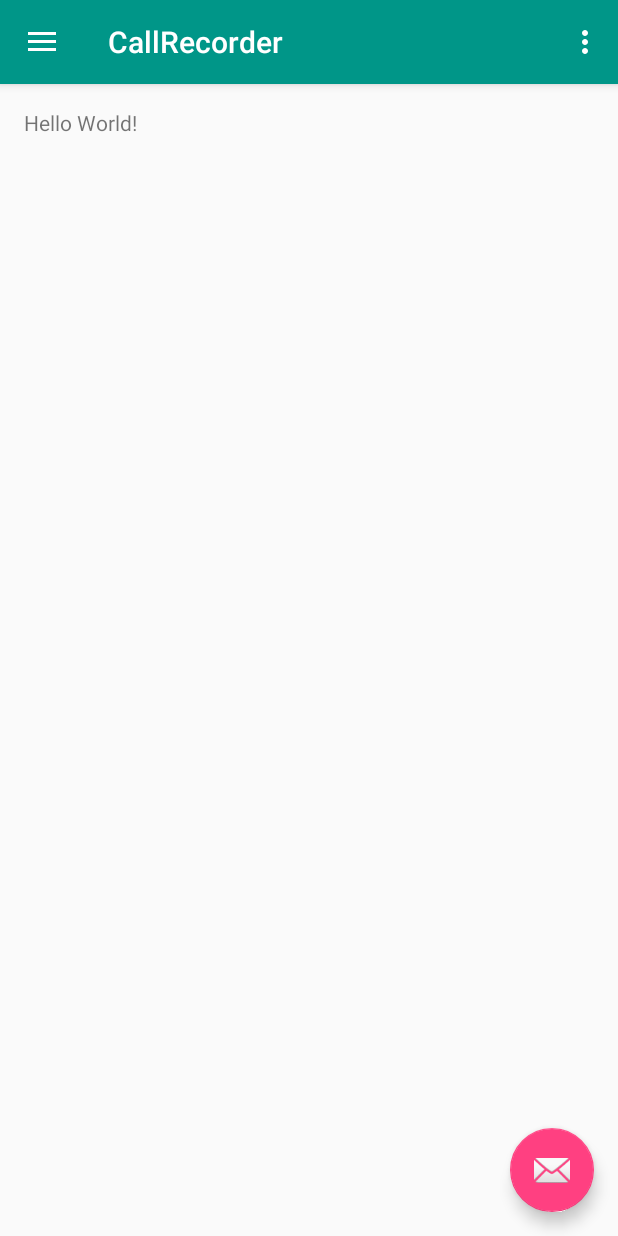
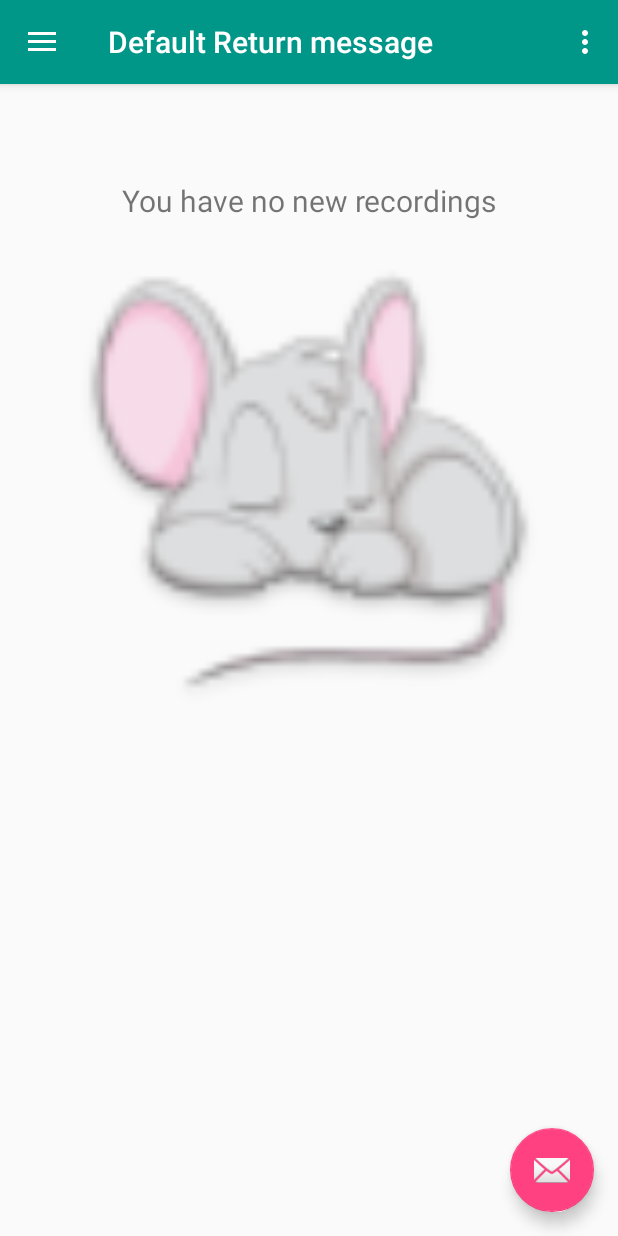
Before and after one commit to RonyLevAri/CallRecorder, an Android app: the screen it shows after launch (MainActivity), in the side drawer, after a tap on "Default Retun Message", on a phone screen of 412 x 824 dp. Run offline under Robolectric (Android 15) with nearby library versions, the phone set to English and light mode, and no system bars.

Commit message:
Added no_content fragment and intitial navigation content functionality

```diff
--- a/app/src/main/java/com/example/ronylevari/callrecorder/MainActivity.java
+++ b/app/src/main/java/com/example/ronylevari/callrecorder/MainActivity.java
@@ -1,8 +1,12 @@
 package com.example.ronylevari.callrecorder;
+
 
 import android.os.Bundle;
 import android.support.design.widget.FloatingActionButton;
 import android.support.design.widget.Snackbar;
+import android.support.v4.app.Fragment;
+import android.support.v4.app.FragmentTransaction;
+import android.util.Log;
 import android.view.View;
 import android.support.design.widget.NavigationView;
 import android.support.v4.view.GravityCompat;
@@ -12,12 +16,22 @@ import android.support.v7.app.AppCompatActivity;
 import android.support.v7.widget.Toolbar;
 import android.view.Menu;
 import android.view.MenuItem;
-import android.widget.Toast;
+
+import com.example.ronylevari.callrecorder.constants.AppConstants;
+import com.example.ronylevari.callrecorder.fragments.FragmentNoContent;
 
 public class MainActivity extends AppCompatActivity
         implements NavigationView.OnNavigationItemSelectedListener {
 
+    public static String TAG = "Main Activity";
     private MenuItem mActiveMenuItem;
+    private int mActiveMenuItemId;
+    private boolean mFirstUpload;
+    private boolean mIsContentAvailable;
+    private Toolbar mToolbar;
+    private FloatingActionButton mFab;
+    private DrawerLayout mDrawer;
+    private NavigationView mNavigationView;
 
     @Override
     protected void onCreate(Bundle savedInstanceState) {
@@ -25,11 +39,13 @@ public class MainActivity extends AppCompatActivity
 
         setContentView(R.layout.activity_main);
 
-        Toolbar toolbar = (Toolbar) findViewById(R.id.toolbar);
-        setSupportActionBar(toolbar);
+        // set up UI toolbar
+        mToolbar = (Toolbar) findViewById(R.id.toolbar);
+        setSupportActionBar(mToolbar);
 
-        FloatingActionButton fab = (FloatingActionButton) findViewById(R.id.fab);
-        fab.setOnClickListener(new View.OnClickListener() {
+        // initialize fab onclick listener
+        mFab = (FloatingActionButton) findViewById(R.id.fab);
+        mFab.setOnClickListener(new View.OnClickListener() {
             @Override
             public void onClick(View view) {
                 Snackbar.make(view, "Replace with your own action", Snackbar.LENGTH_LONG)
@@ -37,14 +53,71 @@ public class MainActivity extends AppCompatActivity
             }
         });
 
-        DrawerLayout drawer = (DrawerLayout) findViewById(R.id.drawer_layout);
+        // set up the hamburger icon to open and close the drawer
+        mDrawer = (DrawerLayout) findViewById(R.id.drawer_layout);
         ActionBarDrawerToggle toggle = new ActionBarDrawerToggle(
-                this, drawer, toolbar, R.string.navigation_drawer_open, R.string.navigation_drawer_close);
-        drawer.addDrawerListener(toggle);
+                this, mDrawer, mToolbar, R.string.navigation_drawer_open, R.string.navigation_drawer_close);
+        mDrawer.addDrawerListener(toggle);
         toggle.syncState();
 
-        NavigationView navigationView = (NavigationView) findViewById(R.id.nav_view);
-        navigationView.setNavigationItemSelectedListener(this);
+        // listen for navigation events
+        mNavigationView = (NavigationView) findViewById(R.id.nav_view);
+        mNavigationView.setNavigationItemSelectedListener(this);
+
+        // load saved navigation state if present
+        if (savedInstanceState != null) {
+            mActiveMenuItemId = savedInstanceState.getInt(AppConstants.SAVE_NAV_MENU_OPTION);
+        } else {
+            mActiveMenuItemId = R.id.nav_recordings;
+        }
+        mNavigationView.getMenu().findItem(mActiveMenuItemId).setChecked(true);
+
+        // load content according to navigation state
+        displayMainContent(mActiveMenuItemId);
+    }
+
+    @Override
+    protected void onDestroy() {
+        super.onDestroy();
+    }
+
+    @Override
+    protected void onPause() {
+        super.onPause();
+    }
+
+    @Override
+    protected void onResume() {
+        super.onResume();
+    }
+
+    @Override
+    protected void onStart() {
+        super.onStart();
+    }
+
+    @Override
+    protected void onRestart() {
+        super.onRestart();
+    }
+
+    @Override
+    protected void onRestoreInstanceState(Bundle savedInstanceState) {
+        super.onRestoreInstanceState(savedInstanceState);
+    }
+
+    @Override
+    protected void onStop() {
+        super.onStop();
+    }
+
+    @Override
+    protected void onSaveInstanceState(Bundle outState) {
+        super.onSaveInstanceState(outState);
+
+        // save navigation menu id to initialize the right content
+        outState.putInt(AppConstants.SAVE_NAV_MENU_OPTION, mActiveMenuItemId);
+        Log.d(TAG, "active navigation item saved");
     }
 
     @Override
@@ -90,29 +163,84 @@ public class MainActivity extends AppCompatActivity
             mActiveMenuItem.setChecked(false);
         mActiveMenuItem = item;
         item.setChecked(true);
+
         // Handle navigation view item clicks here.
-        int id = item.getItemId();
+        mActiveMenuItemId = item.getItemId();
 
-       if (id == R.id.nav_Recordings) {
-            Toast toast = Toast.makeText(this, "messages", Toast.LENGTH_SHORT);
-            toast.show();
-        } else if (id == R.id.nav_messages) {
-            Toast toast = Toast.makeText(this, "archive", Toast.LENGTH_SHORT);
-            toast.show();
-        } else if (id == R.id.nav_archive) {
-            Toast toast = Toast.makeText(this, "trash", Toast.LENGTH_SHORT);
-            toast.show();
-        } else if (id == R.id.nav_trash) {
-           Toast toast = Toast.makeText(this, "help", Toast.LENGTH_SHORT);
-           toast.show();
-       } else if (id == R.id.nav_help) {
-           Toast toast = Toast.makeText(this, "help", Toast.LENGTH_SHORT);
-           toast.show();
+        displayMainContent(mActiveMenuItemId);
 
+//       if (mActiveMenuItemId == R.id.nav_recordings) {
+//            Toast toast = Toast.makeText(this, "messages", Toast.LENGTH_SHORT);
+//            toast.show();
+//        } else if (mActiveMenuItemId == R.id.nav_messages) {
+//            Toast toast = Toast.makeText(this, "archive", Toast.LENGTH_SHORT);
+//            toast.show();
+//        } else if (mActiveMenuItemId == R.id.nav_archive) {
+//            Toast toast = Toast.makeText(this, "trash", Toast.LENGTH_SHORT);
+//            toast.show();
+//        } else if (mActiveMenuItemId == R.id.nav_trash) {
+//           Toast toast = Toast.makeText(this, "help", Toast.LENGTH_SHORT);
+//           toast.show();
+//       } else if (mActiveMenuItemId == R.id.nav_help) {
+//           Toast toast = Toast.makeText(this, "help", Toast.LENGTH_SHORT);
+//           toast.show();
+//        }
+//
+//        DrawerLayout drawer = (DrawerLayout) findViewById(R.id.drawer_layout);
+//        drawer.closeDrawer(GravityCompat.START);
+        return true;
+    }
+
+    public void displayMainContent(int menuItemId) {
+
+        Fragment fragment = null;
+        String title = "";
+        Bundle bundle = new Bundle();
+        String message = "";
+
+        switch (menuItemId) {
+            case R.id.nav_recordings:
+                message = "You have no new recordings";
+                bundle.putString(AppConstants.NO_CONTENT_TITLE, "You have no new recordings");
+                title  = "Recordings";
+                break;
+            case R.id.nav_messages:
+                message = "You have no new recordings";
+                bundle.putString(AppConstants.NO_CONTENT_TITLE, "You have no new recordings");
+                title = "Default Return message";
+                break;
+            case R.id.nav_archive:
+                message = "You have no archived items";
+                bundle.putString(AppConstants.NO_CONTENT_TITLE, "You have no archived items");
+                title  = "Archive";
+                break;
+            case R.id.nav_trash:
+                message = "Trash is empty";
+                bundle.putString(AppConstants.NO_CONTENT_TITLE, "Trash is empty");
+                title = "Trash";
+                break;
+            default:
+                message = "You have no new recordings";
+                bundle.putString(AppConstants.NO_CONTENT_TITLE, "You have no new recordings");
+                title = "Recordings";
+                break;
+        }
+
+        fragment = FragmentNoContent.newInstance(message);
+
+        if (fragment != null) {
+            FragmentTransaction ft = getSupportFragmentManager().beginTransaction();
+            ft.replace(R.id.content_frame, fragment);
+            ft.commit();
+        }
+
+        // set the toolbar title
+        if (getSupportActionBar() != null) {
+            getSupportActionBar().setTitle(title);
         }
 
         DrawerLayout drawer = (DrawerLayout) findViewById(R.id.drawer_layout);
         drawer.closeDrawer(GravityCompat.START);
-        return true;
     }
+
 }
--- /dev/null
+++ b/app/src/main/java/com/example/ronylevari/callrecorder/constants/AppConstants.java
@@ -0,0 +1,8 @@
+package com.example.ronylevari.callrecorder.constants;
+
+public class AppConstants {
+
+    public static final String SAVE_NAV_MENU_OPTION = "save navigation menu option";
+    public static final String NO_CONTENT_TITLE = "no content text";
+    public static final String NO_CONTENT = "No content to display";
+}
--- /dev/null
+++ b/app/src/main/java/com/example/ronylevari/callrecorder/fragments/FragmentNoContent.java
@@ -0,0 +1,102 @@
+package com.example.ronylevari.callrecorder.fragments;
+
+
+import android.content.Context;
+import android.os.Bundle;
+import android.support.annotation.Nullable;
+import android.support.v4.app.Fragment;
+import android.view.LayoutInflater;
+import android.view.View;
+import android.view.ViewGroup;
+import android.widget.TextView;
+
+import com.example.ronylevari.callrecorder.R;
+import com.example.ronylevari.callrecorder.constants.AppConstants;
+
+public class FragmentNoContent extends Fragment {
+
+    public static String TAG = "Fragment No Content";
+    private String title;
+
+    public FragmentNoContent() {}
+
+    public static FragmentNoContent newInstance(String notification) {
+        FragmentNoContent f = new FragmentNoContent();
+        Bundle args = new Bundle();
+        args.putString(AppConstants.NO_CONTENT_TITLE, notification);
+        f.setArguments(args);
+        return f;
+    }
+
+    @Nullable
+    @Override
+    public View onCreateView(LayoutInflater inflater, ViewGroup container, Bundle savedInstanceState) {
+        View view = inflater.inflate(R.layout.fragment_no_content_yet, container, false);
+
+        // update text view according to text in bundle
+        TextView textView = (TextView) view.findViewById(R.id.no_content_text);
+        textView.setText(getArguments().getString(AppConstants.NO_CONTENT_TITLE));
+        return view;
+    }
+
+    @Override
+    public void onCreate(Bundle savedInstanceState) {
+        super.onCreate(savedInstanceState);
+        title = (savedInstanceState != null) ? savedInstanceState.getString(AppConstants.NO_CONTENT_TITLE) : AppConstants.NO_CONTENT;
+    }
+
+    @Override
+    public void onActivityCreated(Bundle savedInstanceState) {
+        super.onActivityCreated(savedInstanceState);
+    }
+
+    @Override
+    public void onAttach(Context context) {
+        super.onAttach(context);
+    }
+
+    @Override
+    public void onDestroy() {
+        super.onDestroy();
+    }
+
+    @Override
+    public void onDetach() {
+        super.onDetach();
+    }
+
+    @Override
+    public void onPause() {
+        super.onPause();
+    }
+
+    @Override
+    public void onResume() {
+        super.onResume();
+    }
+
+    @Override
+    public void onSaveInstanceState(Bundle outState) {
+        super.onSaveInstanceState(outState);
+    }
+
+    @Override
+    public void onViewStateRestored(@Nullable Bundle savedInstanceState) {
+        super.onViewStateRestored(savedInstanceState);
+    }
+
+    @Override
+    public void onStart() {
+        super.onStart();
+    }
+
+    @Override
+    public void onStop() {
+        super.onStop();
+    }
+
+    @Override
+    public void onDestroyView() {
+        super.onDestroyView();
+    }
+}
--- a/app/src/main/res/layout/content_main.xml
+++ b/app/src/main/res/layout/content_main.xml
@@ -13,8 +13,9 @@
     tools:context="com.example.ronylevari.callrecorder.MainActivity"
     tools:showIn="@layout/app_bar_main">
 
-    <TextView
-        android:layout_width="wrap_content"
-        android:layout_height="wrap_content"
-        android:text="Hello World!" />
+    <FrameLayout
+        android:layout_width="match_parent"
+        android:layout_height="match_parent"
+        android:id="@+id/content_frame">
+    </FrameLayout>
 </RelativeLayout>
--- /dev/null
+++ b/app/src/main/res/layout/fragment_no_content_yet.xml
@@ -0,0 +1,27 @@
+<?xml version="1.0" encoding="utf-8"?>
+<RelativeLayout
+    xmlns:android="http://schemas.android.com/apk/res/android"
+    android:orientation="vertical"
+    android:layout_width="match_parent"
+    android:layout_height="match_parent"
+    android:layout_margin="@dimen/nav_header_vertical_spacing">
+
+    <TextView
+        android:id="@+id/no_content_text"
+        android:layout_width="match_parent"
+        android:layout_height="wrap_content"
+        android:text="You have no new recordings"
+        style="?android:attr/textStyle"
+        android:textSize="20sp"
+        android:gravity="center"
+        android:layout_marginTop="@dimen/no_content_header"/>
+
+    <ImageView
+        android:id="@+id/no_content_image"
+        android:layout_below="@+id/no_content_text"
+        android:layout_width="match_parent"
+        android:layout_height="wrap_content"
+        android:adjustViewBounds="true"
+        android:alpha="0.7"
+        android:src="@drawable/ic_mouse_sleep"/>
+</RelativeLayout>
--- a/app/src/main/res/menu/activity_main_drawer.xml
+++ b/app/src/main/res/menu/activity_main_drawer.xml
@@ -5,7 +5,7 @@
         android:id="@+id/nav_group_1"
         android:checkableBehavior="all">
         <item
-            android:id="@+id/nav_Recordings"
+            android:id="@+id/nav_recordings"
             android:icon="@drawable/ic_menu_listen_black"
             android:title="Recordings" />
         <item
--- a/app/src/main/res/values/dimens.xml
+++ b/app/src/main/res/values/dimens.xml
@@ -6,4 +6,6 @@
     <dimen name="activity_horizontal_margin">16dp</dimen>
     <dimen name="activity_vertical_margin">16dp</dimen>
     <dimen name="fab_margin">16dp</dimen>
+    <!-- Margins for no content text view header  -->
+    <dimen name="no_content_header">32dp</dimen>
 </resources>
--- a/app/src/main/res/values/strings.xml
+++ b/app/src/main/res/values/strings.xml
@@ -7,4 +7,7 @@
     <string name="action_settings">Settings</string>
     <string name="action_sort_ascending">Sort By Date (ASC)</string>
     <string name="action_sort_descending">Sort By Date (DESC)</string>
+
+<!-- TODO: Remove or change this placeholder text -->
+    <string name="hello_blank_fragment">Hello blank fragment</string>
 </resources>
```
Also changed, not shown: app/src/main/res/drawable-hdpi/ic_mouse_sleep.png (added), app/src/main/res/drawable-mdpi/ic_mouse_sleep.png (added), app/src/main/res/drawable-xhdpi/ic_mouse_sleep.png (added), app/src/main/res/drawable-xxhdpi/ic_mouse_sleep.png (added), app/src/main/res/drawable-xxxhdpi/ic_mouse_sleep.png (added).
